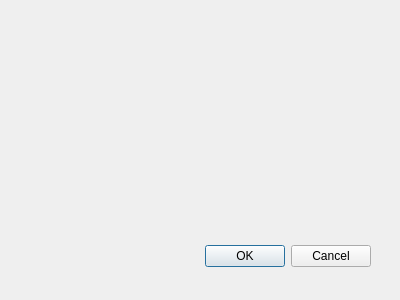
Old version of the form src/DialogConfig.ui in the repository mhyangjin/daq.
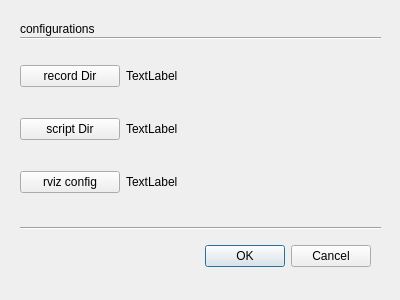
New version of the form.

Patch:
```diff
--- a/src/DialogConfig.ui
+++ b/src/DialogConfig.ui
@@ -31,6 +31,135 @@
     <set>QDialogButtonBox::Cancel|QDialogButtonBox::Ok</set>
    </property>
   </widget>
+  <widget class="QWidget" name="gridLayoutWidget">
+   <property name="geometry">
+    <rect>
+     <x>20</x>
+     <y>40</y>
+     <width>361</width>
+     <height>181</height>
+    </rect>
+   </property>
+   <layout class="QGridLayout" name="gridLayout">
+    <item row="0" column="0">
+     <widget class="QPushButton" name="btn_record">
+      <property name="sizePolicy">
+       <sizepolicy hsizetype="Fixed" vsizetype="Fixed">
+        <horstretch>0</horstretch>
+        <verstretch>0</verstretch>
+       </sizepolicy>
+      </property>
+      <property name="maximumSize">
+       <size>
+        <width>100</width>
+        <height>16777215</height>
+       </size>
+      </property>
+      <property name="text">
+       <string>record Dir</string>
+      </property>
+     </widget>
+    </item>
+    <item row="2" column="0">
+     <widget class="QPushButton" name="btn_rviz">
+      <property name="sizePolicy">
+       <sizepolicy hsizetype="Fixed" vsizetype="Fixed">
+        <horstretch>0</horstretch>
+        <verstretch>0</verstretch>
+       </sizepolicy>
+      </property>
+      <property name="maximumSize">
+       <size>
+        <width>100</width>
+        <height>16777215</height>
+       </size>
+      </property>
+      <property name="text">
+       <string>rviz config</string>
+      </property>
+     </widget>
+    </item>
+    <item row="1" column="0">
+     <widget class="QPushButton" name="btn_script">
+      <property name="sizePolicy">
+       <sizepolicy hsizetype="Fixed" vsizetype="Fixed">
+        <horstretch>0</horstretch>
+        <verstretch>0</verstretch>
+       </sizepolicy>
+      </property>
+      <property name="maximumSize">
+       <size>
+        <width>100</width>
+        <height>16777215</height>
+       </size>
+      </property>
+      <property name="text">
+       <string>script Dir</string>
+      </property>
+     </widget>
+    </item>
+    <item row="0" column="1">
+     <widget class="QLabel" name="label_record">
+      <property name="text">
+       <string>TextLabel</string>
+      </property>
+     </widget>
+    </item>
+    <item row="1" column="1">
+     <widget class="QLabel" name="label_script">
+      <property name="text">
+       <string>TextLabel</string>
+      </property>
+     </widget>
+    </item>
+    <item row="2" column="1">
+     <widget class="QLabel" name="label_rviz">
+      <property name="text">
+       <string>TextLabel</string>
+      </property>
+     </widget>
+    </item>
+   </layout>
+  </widget>
+  <widget class="QLabel" name="label">
+   <property name="geometry">
+    <rect>
+     <x>20</x>
+     <y>20</y>
+     <width>121</width>
+     <height>17</height>
+    </rect>
+   </property>
+   <property name="text">
+    <string>configurations</string>
+   </property>
+  </widget>
+  <widget class="Line" name="line">
+   <property name="geometry">
+    <rect>
+     <x>20</x>
+     <y>30</y>
+     <width>361</width>
+     <height>16</height>
+    </rect>
+   </property>
+   <property name="orientation">
+    <enum>Qt::Horizontal</enum>
+   </property>
+  </widget>
+  <widget class="Line" name="line_2">
+   <property name="geometry">
+    <rect>
+     <x>20</x>
+     <y>220</y>
+     <width>361</width>
+     <height>16</height>
+    </rect>
+   </property>
+   <property name="orientation">
+    <enum>Qt::Horizontal</enum>
+   </property>
+  </widget>
  </widget>
  <pixmapfunction/>
  <resources/>
```
Left out of the diff: 7 changed lines with no effect on the pictures.
